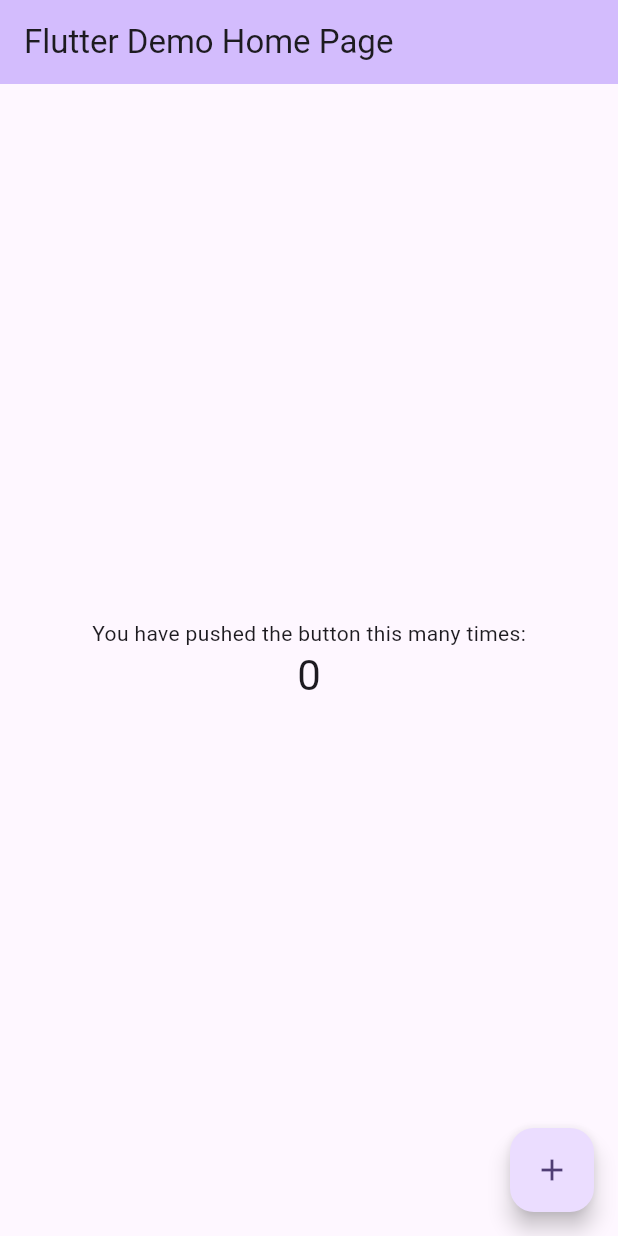
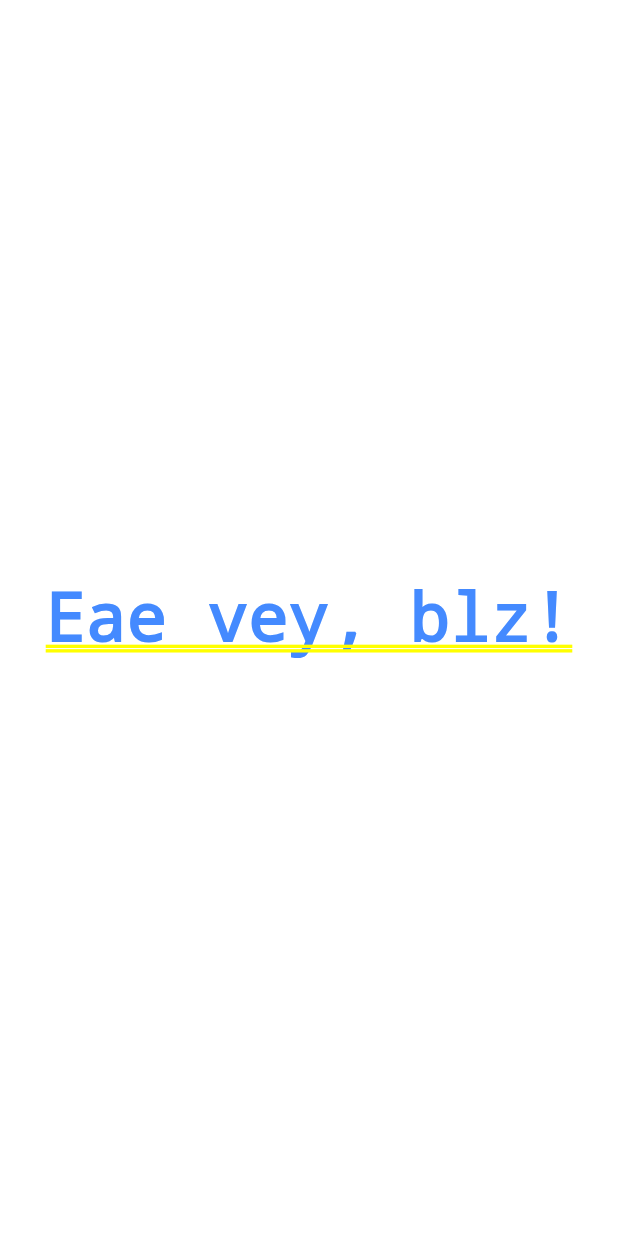
Before and after one commit to andinothecreator/Estudando_flutter, a Flutter app: the screen it shows after launch, on a phone screen of 412 x 824 dp. Run offline on Flutter 3.47's test engine with Material 2 defaults, Android fonts, the phone set to English and light mode, and no system bars.

Commit message:
2 - RunApp, MaterialApp, Widgets, Parâmetros e Parâmetros Opcionais

```diff
--- a/Aulas/project/lib/main.dart
+++ b/Aulas/project/lib/main.dart
@@ -1,125 +1,14 @@
 import 'package:flutter/material.dart';
 
 void main() {
-  runApp(const MyApp());
-}
-
-class MyApp extends StatelessWidget {
-  const MyApp({super.key});
-
-  // This widget is the root of your application.
-  @override
-  Widget build(BuildContext context) {
-    return MaterialApp(
-      title: 'Flutter Demo',
-      theme: ThemeData(
-        // This is the theme of your application.
-        //
-        // TRY THIS: Try running your application with "flutter run". You'll see
-        // the application has a blue toolbar. Then, without quitting the app,
-        // try changing the seedColor in the colorScheme below to Colors.green
-        // and then invoke "hot reload" (save your changes or press the "hot
-        // reload" button in a Flutter-supported IDE, or press "r" if you used
-        // the command line to start the app).
-        //
-        // Notice that the counter didn't reset back to zero; the application
-        // state is not lost during the reload. To reset the state, use hot
-        // restart instead.
-        //
-        // This works for code too, not just values: Most code changes can be
-        // tested with just a hot reload.
-        colorScheme: ColorScheme.fromSeed(seedColor: Colors.deepPurple),
-        useMaterial3: true,
-      ),
-      home: const MyHomePage(title: 'Flutter Demo Home Page'),
-    );
-  }
-}
-
-class MyHomePage extends StatefulWidget {
-  const MyHomePage({super.key, required this.title});
-
-  // This widget is the home page of your application. It is stateful, meaning
-  // that it has a State object (defined below) that contains fields that affect
-  // how it looks.
-
-  // This class is the configuration for the state. It holds the values (in this
-  // case the title) provided by the parent (in this case the App widget) and
-  // used by the build method of the State. Fields in a Widget subclass are
-  // always marked "final".
-
-  final String title;
-
-  @override
-  State<MyHomePage> createState() => _MyHomePageState();
-}
-
-class _MyHomePageState extends State<MyHomePage> {
-  int _counter = 0;
-
-  void _incrementCounter() {
-    setState(() {
-      // This call to setState tells the Flutter framework that something has
-      // changed in this State, which causes it to rerun the build method below
-      // so that the display can reflect the updated values. If we changed
-      // _counter without calling setState(), then the build method would not be
-      // called again, and so nothing would appear to happen.
-      _counter++;
-    });
-  }
-
-  @override
-  Widget build(BuildContext context) {
-    // This method is rerun every time setState is called, for instance as done
-    // by the _incrementCounter method above.
-    //
-    // The Flutter framework has been optimized to make rerunning build methods
-    // fast, so that you can just rebuild anything that needs updating rather
-    // than having to individually change instances of widgets.
-    return Scaffold(
-      appBar: AppBar(
-        // TRY THIS: Try changing the color here to a specific color (to
-        // Colors.amber, perhaps?) and trigger a hot reload to see the AppBar
-        // change color while the other colors stay the same.
-        backgroundColor: Theme.of(context).colorScheme.inversePrimary,
-        // Here we take the value from the MyHomePage object that was created by
-        // the App.build method, and use it to set our appbar title.
-        title: Text(widget.title),
-      ),
-      body: Center(
-        // Center is a layout widget. It takes a single child and positions it
-        // in the middle of the parent.
-        child: Column(
-          // Column is also a layout widget. It takes a list of children and
-          // arranges them vertically. By default, it sizes itself to fit its
-          // children horizontally, and tries to be as tall as its parent.
-          //
-          // Column has various properties to control how it sizes itself and
-          // how it positions its children. Here we use mainAxisAlignment to
-          // center the children vertically; the main axis here is the vertical
-          // axis because Columns are vertical (the cross axis would be
-          // horizontal).
-          //
-          // TRY THIS: Invoke "debug painting" (choose the "Toggle Debug Paint"
-          // action in the IDE, or press "p" in the console), to see the
-          // wireframe for each widget.
-          mainAxisAlignment: MainAxisAlignment.center,
-          children: <Widget>[
-            const Text(
-              'You have pushed the button this many times:',
-            ),
-            Text(
-              '$_counter',
-              style: Theme.of(context).textTheme.headlineMedium,
-            ),
-          ],
+  runApp(
+    MaterialApp(
+      home: Center(
+        child: Text(
+          'Eae vey, blz!',
+          style: TextStyle(fontSize: 45, color: Colors.blueAccent),
         ),
       ),
-      floatingActionButton: FloatingActionButton(
-        onPressed: _incrementCounter,
-        tooltip: 'Increment',
-        child: const Icon(Icons.add),
-      ), // This trailing comma makes auto-formatting nicer for build methods.
-    );
-  }
+    ),
+  );
 }
```
